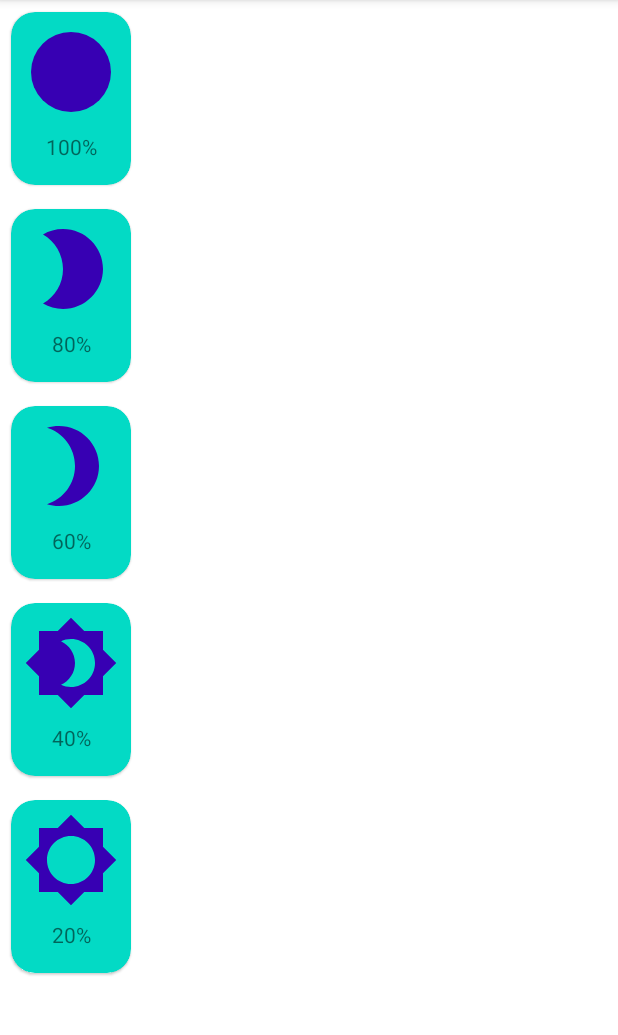
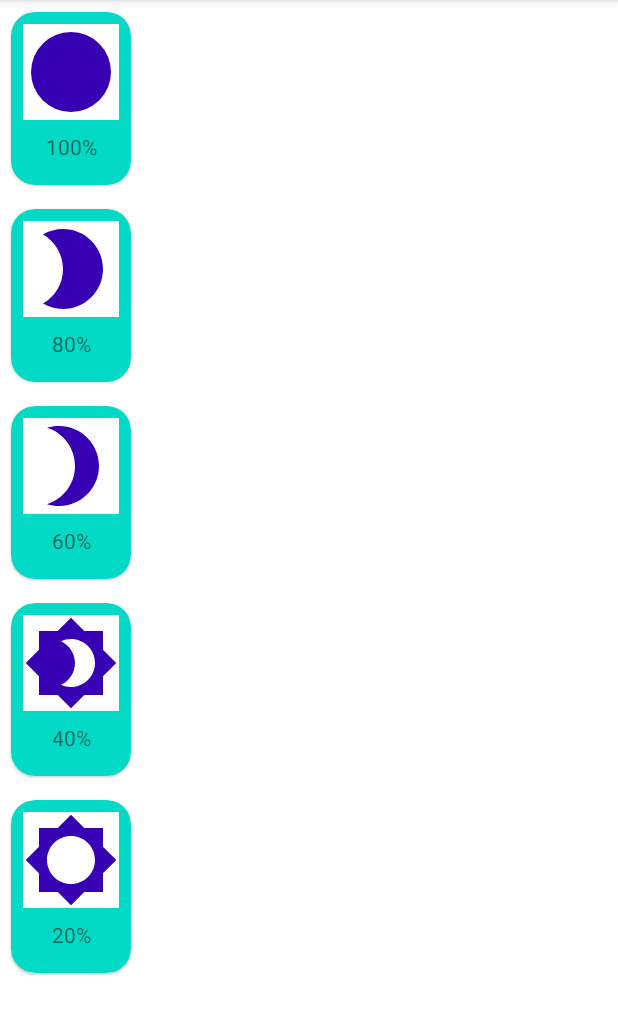
Before and after one commit to kgluszczyk/training-dzien-2, an Android app: the fragment DetailsFragment placed in its activity, on a phone screen of 412 x 824 dp, the part 84-1119 px from its top. Run offline under Robolectric (Android 15) with nearby library versions, the phone set to English and light mode, and no system bars; our stand-ins replace data binding; 1 statement that could not run was skipped.

Commit message:
Style v3

```diff
--- a/dzien3/src/main/AndroidManifest.xml
+++ b/dzien3/src/main/AndroidManifest.xml
@@ -10,8 +10,7 @@
         android:supportsRtl="true"
         android:theme="@style/Theme.Trening.Base.App">
         <activity
-            android:name=".MainActivity"
-            android:theme="@style/Theme.Trening.Base.App.ImageTint">
+            android:name=".MainActivity">
             <intent-filter>
                 <action android:name="android.intent.action.MAIN" />
                 <category android:name="android.intent.category.LAUNCHER" />
--- a/dzien3/src/main/java/com/gluszczykk/dzien3/MainActivity.kt
+++ b/dzien3/src/main/java/com/gluszczykk/dzien3/MainActivity.kt
@@ -3,6 +3,7 @@ package com.gluszczykk.dzien3
 import android.content.Context
 import androidx.appcompat.app.AppCompatActivity
 import android.os.Bundle
+import android.view.ContextThemeWrapper
 import android.view.LayoutInflater
 import android.view.View
 import android.view.ViewGroup
@@ -70,7 +71,7 @@ class DetailsFragment : Fragment() {
     }
 
     override fun onCreateView(inflater: LayoutInflater, container: ViewGroup?, savedInstanceState: Bundle?): View {
-        return ImageView(requireContext(), null, R.style.Theme_Trening_Base_App_ImageTint).apply {
+        return ImageView(ContextThemeWrapper(requireContext(),R.style.ImageTint), null, R.style.ImageTint).apply {
             setImageResource(requireArguments().getInt(ImageSrcKey))
         }
     }
--- a/dzien3/src/main/res/layout/item_selector.xml
+++ b/dzien3/src/main/res/layout/item_selector.xml
@@ -25,6 +25,7 @@
 
             <ImageView
                 android:id="@+id/image"
+                style="@style/ImageTint"
                 android:layout_width="64dp"
                 android:layout_height="64dp"
                 app:layout_constraintBottom_toTopOf="@+id/label"
--- a/dzien3/src/main/res/values/styles.xml
+++ b/dzien3/src/main/res/values/styles.xml
@@ -1,6 +1,7 @@
 <?xml version="1.0" encoding="utf-8"?>
 <resources>
-    <style name="Theme.Trening.Base.App.ImageTint">
+    <style name="ImageTint">
         <item name="android:tint">?colorPrimaryVariant</item>
+        <item name="android:background">?colorOnPrimary</item>
     </style>
 </resources>
```
